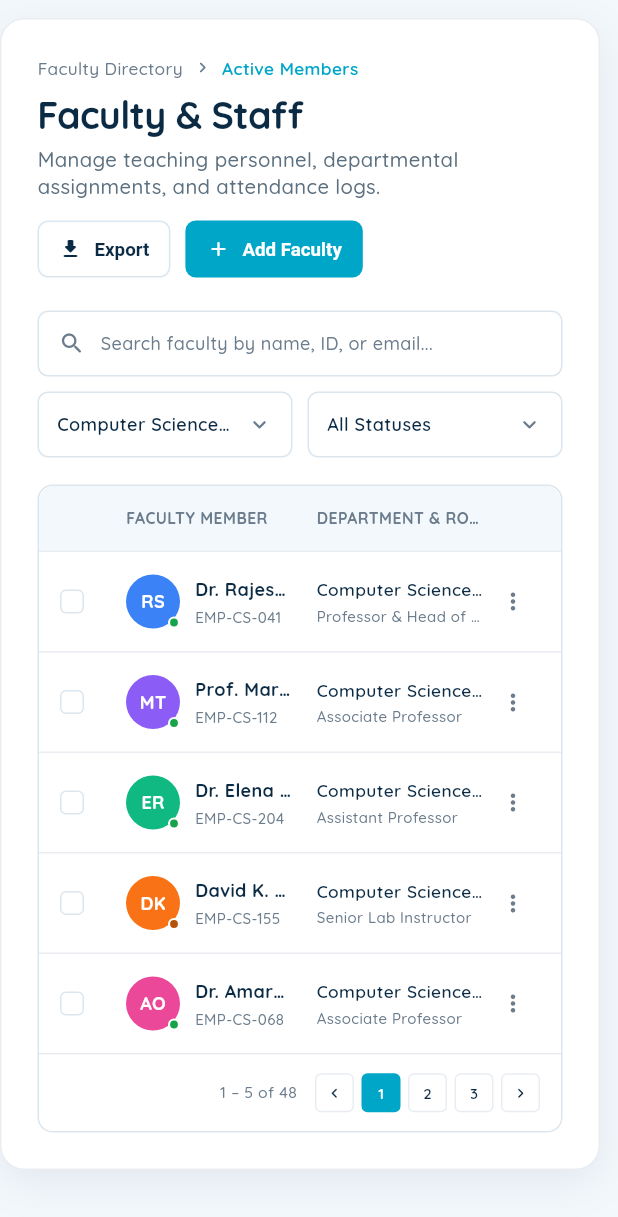
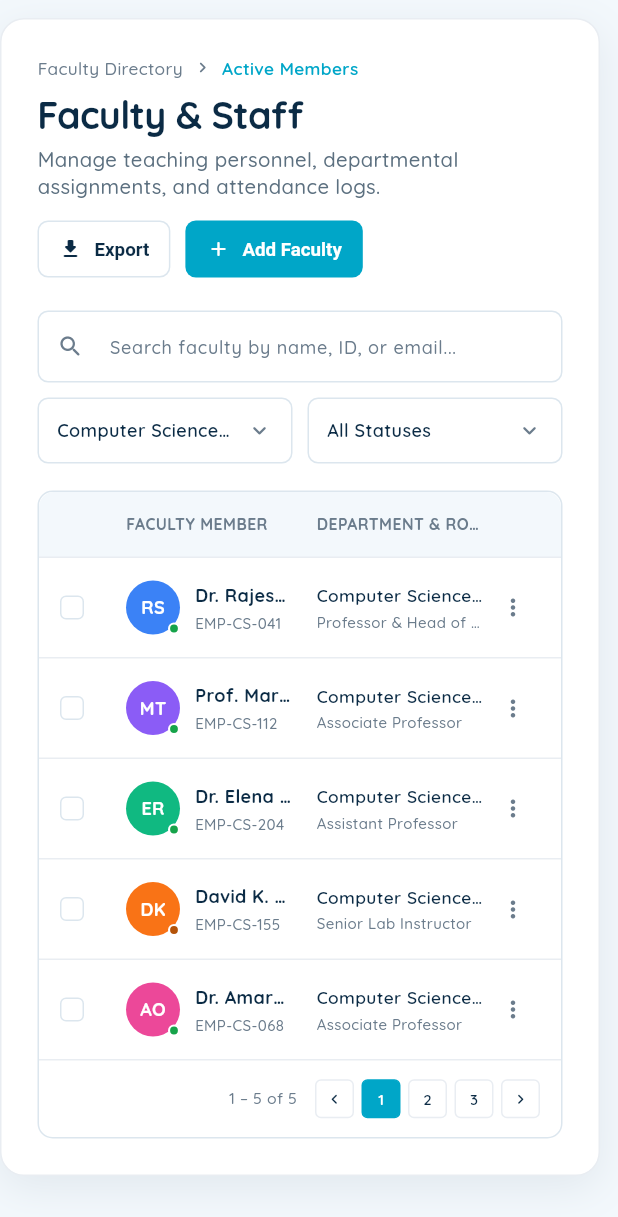
Before and after one commit to Preetham-Prasad-S/attendance_system_admin_v0.2, a Flutter app: the screen it shows once a user with an empty profile is signed in, on a phone screen of 412 x 824 dp. Shown: the top 1217 px of the screen. Run offline on Flutter 3.47's test engine with Material 3 defaults, Android fonts, the phone set to English and light mode, and no system bars; our stand-ins replace flutter_dotenv, flutter_riverpod, fpdart, google_fonts, supabase_flutter; accounts and stored records are empty.

Commit message:
feat(staff): add staff backend layer and implement search functionality
- Add staff data models with serialization (fromJson/toJson)
- Add staff remote data source with Supabase CRUD operations
- Add staff repository interface and implementation
- Add staff entity with model conversion methods
- Add staff use cases (get, getById, create, update, delete)
- Add NoParams class for no-parameter use cases
- Register staff providers in dependency injection
- Implement functional search field in FilterBar
- Add search filtering to FacultyTable with empty state
- Update StaffScreen to manage search state

```diff
--- a/lib/features/staff/presentation/screens/staff_screen.dart
+++ b/lib/features/staff/presentation/screens/staff_screen.dart
@@ -6,11 +6,22 @@ import '../widgets/faculty_table.dart';
 import '../widgets/filter_bar.dart';
 import '../widgets/page_header.dart';
 
-class StaffScreen extends StatelessWidget {
+class StaffScreen extends StatefulWidget {
   const StaffScreen({super.key});
+
+  @override
+  State<StaffScreen> createState() => _StaffScreenState();
+}
+
+class _StaffScreenState extends State<StaffScreen> {
+  String _searchQuery = '';
 
   void _handleAddFaculty(BuildContext context) {
     showAddFacultyDialog(context);
+  }
+
+  void _handleSearchChanged(String query) {
+    setState(() => _searchQuery = query.toLowerCase());
   }
 
   @override
@@ -37,9 +48,9 @@ class StaffScreen extends StatelessWidget {
             children: [
               PageHeader(onAddFaculty: () => _handleAddFaculty(context)),
               const SizedBox(height: 22),
-              const FilterBar(),
+              FilterBar(onSearchChanged: _handleSearchChanged),
               const SizedBox(height: 18),
-              const FacultyTable(),
+              FacultyTable(searchQuery: _searchQuery),
             ],
           ),
         ),
--- a/lib/features/staff/presentation/widgets/faculty_table.dart
+++ b/lib/features/staff/presentation/widgets/faculty_table.dart
@@ -3,10 +3,19 @@ import 'package:flutter/material.dart';
 import '../../../../core/theme/app_colors.dart';
 
 class FacultyTable extends StatelessWidget {
-  const FacultyTable({super.key});
+  const FacultyTable({super.key, this.searchQuery = ''});
+
+  final String searchQuery;
 
   @override
   Widget build(BuildContext context) {
+    final filteredMembers = _members.where((member) {
+      if (searchQuery.isEmpty) return true;
+      return member.name.toLowerCase().contains(searchQuery) ||
+          member.employeeId.toLowerCase().contains(searchQuery) ||
+          member.email.toLowerCase().contains(searchQuery);
+    }).toList();
+
     return LayoutBuilder(
       builder: (context, constraints) {
         final showContact = constraints.maxWidth >= 640;
@@ -22,25 +31,66 @@ class FacultyTable extends StatelessWidget {
             child: Column(
               children: [
                 _TableHeader(showContact: showContact, showStatus: showStatus),
-                for (var index = 0; index < _members.length; index++) ...[
+                for (
+                  var index = 0;
+                  index < filteredMembers.length;
+                  index++
+                ) ...[
                   _FacultyRow(
-                    member: _members[index],
+                    member: filteredMembers[index],
                     showContact: showContact,
                     showStatus: showStatus,
                   ),
-                  if (index < _members.length - 1)
+                  if (index < filteredMembers.length - 1)
                     const Divider(
                       height: 1,
                       thickness: 1,
                       color: AppColors.divider,
                     ),
                 ],
-                const _TablePagination(),
+                if (filteredMembers.isEmpty) const _EmptySearchResult(),
+                _TablePagination(totalRecords: filteredMembers.length),
               ],
             ),
           ),
         );
       },
+    );
+  }
+}
+
+class _EmptySearchResult extends StatelessWidget {
+  const _EmptySearchResult();
+
+  @override
+  Widget build(BuildContext context) {
+    return Container(
+      height: 120,
+      alignment: Alignment.center,
+      child: const Column(
+        mainAxisAlignment: MainAxisAlignment.center,
+        children: [
+          Icon(Icons.search_off_rounded, size: 32, color: AppColors.muted),
+          SizedBox(height: 10),
+          Text(
+            'No faculty found',
+            style: TextStyle(
+              fontSize: 13,
+              fontWeight: FontWeight.w600,
+              color: AppColors.navy,
+            ),
+          ),
+          SizedBox(height: 4),
+          Text(
+            'Try adjusting your search terms',
+            style: TextStyle(
+              fontSize: 11.5,
+              fontWeight: FontWeight.w500,
+              color: AppColors.muted,
+            ),
+          ),
+        ],
+      ),
     );
   }
 }
@@ -428,7 +478,9 @@ class _UserAvatar extends StatelessWidget {
 }
 
 class _TablePagination extends StatelessWidget {
-  const _TablePagination();
+  const _TablePagination({required this.totalRecords});
+
+  final int totalRecords;
 
   @override
   Widget build(BuildContext context) {
@@ -455,9 +507,9 @@ class _TablePagination extends StatelessWidget {
                 const _RowsPerPage(),
               ],
               const Spacer(),
-              const Text(
-                '1 – 5 of 48',
-                style: TextStyle(
+              Text(
+                '1 – $totalRecords of $totalRecords',
+                style: const TextStyle(
                   fontSize: 10.5,
                   fontWeight: FontWeight.w500,
                   color: AppColors.muted,
--- a/lib/features/staff/presentation/widgets/filter_bar.dart
+++ b/lib/features/staff/presentation/widgets/filter_bar.dart
@@ -2,8 +2,23 @@ import 'package:flutter/material.dart';
 
 import '../../../../core/theme/app_colors.dart';
 
-class FilterBar extends StatelessWidget {
-  const FilterBar({super.key});
+class FilterBar extends StatefulWidget {
+  const FilterBar({super.key, this.onSearchChanged});
+
+  final ValueChanged<String>? onSearchChanged;
+
+  @override
+  State<FilterBar> createState() => _FilterBarState();
+}
+
+class _FilterBarState extends State<FilterBar> {
+  final _searchController = TextEditingController();
+
+  @override
+  void dispose() {
+    _searchController.dispose();
+    super.dispose();
+  }
 
   @override
   Widget build(BuildContext context) {
@@ -12,17 +27,20 @@ class FilterBar extends StatelessWidget {
         final compact = constraints.maxWidth < 600;
 
         if (compact) {
-          return const Column(
+          return Column(
             crossAxisAlignment: CrossAxisAlignment.stretch,
             children: [
-              _SearchField(),
-              SizedBox(height: 10),
+              _SearchField(
+                controller: _searchController,
+                onChanged: widget.onSearchChanged,
+              ),
+              const SizedBox(height: 10),
               Row(
                 children: [
                   Expanded(
                     child: _FilterDropdown(label: 'Computer Science & Eng'),
                   ),
-                  SizedBox(width: 10),
+                  const SizedBox(width: 10),
                   Expanded(child: _FilterDropdown(label: 'All Statuses')),
                 ],
               ),
@@ -30,17 +48,22 @@ class FilterBar extends StatelessWidget {
           );
         }
 
-        return const Row(
+        return Row(
           children: [
-            Expanded(child: _SearchField()),
-            SizedBox(width: 10),
+            Expanded(
+              child: _SearchField(
+                controller: _searchController,
+                onChanged: widget.onSearchChanged,
+              ),
+            ),
+            const SizedBox(width: 10),
             SizedBox(
               width: 160,
               child: _FilterDropdown(label: 'Computer Science & Eng'),
             ),
-            SizedBox(width: 10),
+            const SizedBox(width: 10),
             SizedBox(width: 104, child: _FilterDropdown(label: 'All Statuses')),
-            SizedBox(width: 10),
+            const SizedBox(width: 10),
             _TotalRecords(),
           ],
         );
@@ -50,35 +73,73 @@ class FilterBar extends StatelessWidget {
 }
 
 class _SearchField extends StatelessWidget {
-  const _SearchField();
+  const _SearchField({required this.controller, this.onChanged});
+
+  final TextEditingController controller;
+  final ValueChanged<String>? onChanged;
 
   @override
   Widget build(BuildContext context) {
-    return Container(
-      height: 44,
-      padding: const EdgeInsets.symmetric(horizontal: 13),
-      decoration: BoxDecoration(
-        color: AppColors.white,
-        border: Border.all(color: AppColors.border),
-        borderRadius: BorderRadius.circular(7),
+    return TextField(
+      controller: controller,
+      onChanged: onChanged,
+      style: const TextStyle(
+        fontSize: 12,
+        fontWeight: FontWeight.w500,
+        color: AppColors.navy,
       ),
-      child: const Row(
-        children: [
-          Icon(Icons.search_rounded, size: 18, color: AppColors.muted),
-          SizedBox(width: 10),
-          Expanded(
-            child: Text(
-              'Search faculty by name, ID, or email...',
-              maxLines: 1,
-              overflow: TextOverflow.ellipsis,
-              style: TextStyle(
+      decoration: InputDecoration(
+        hintText: 'Search faculty by name, ID, or email...',
+        hintStyle: const TextStyle(
           fontSize: 12,
           fontWeight: FontWeight.w500,
           color: AppColors.muted,
         ),
+        prefixIcon: const Icon(
+          Icons.search_rounded,
+          size: 18,
+          color: AppColors.muted,
         ),
+        prefixIconConstraints: const BoxConstraints(
+          minWidth: 44,
+          minHeight: 44,
         ),
-        ],
+        suffixIcon: controller.text.isNotEmpty
+            ? IconButton(
+                onPressed: () {
+                  controller.clear();
+                  onChanged?.call('');
+                },
+                icon: const Icon(
+                  Icons.close_rounded,
+                  size: 16,
+                  color: AppColors.muted,
+                ),
+                splashRadius: 18,
+              )
+            : null,
+        suffixIconConstraints: const BoxConstraints(
+          minWidth: 44,
+          minHeight: 44,
+        ),
+        filled: true,
+        fillColor: AppColors.white,
+        contentPadding: const EdgeInsets.symmetric(
+          horizontal: 13,
+          vertical: 13,
+        ),
+        border: OutlineInputBorder(
+          borderRadius: BorderRadius.circular(7),
+          borderSide: const BorderSide(color: AppColors.border),
+        ),
+        enabledBorder: OutlineInputBorder(
+          borderRadius: BorderRadius.circular(7),
+          borderSide: const BorderSide(color: AppColors.border),
+        ),
+        focusedBorder: OutlineInputBorder(
+          borderRadius: BorderRadius.circular(7),
+          borderSide: const BorderSide(color: AppColors.primary, width: 1.4),
+        ),
       ),
     );
   }
```
Also changed, not shown: lib/core/dependency_injection.dart (+37 -0 lines), lib/core/usecase/no_params.dart (added, +12 -0 lines), lib/features/staff/data/datasource/staff_remote_data_source.dart (added, +13 -0 lines), lib/features/staff/data/datasource/staff_remote_data_source_impl.dart (added, +76 -0 lines), lib/features/staff/data/models/staff_model.dart (added, +62 -0 lines), lib/features/staff/data/repository/staff_repository_impl.dart (added, +62 -0 lines), lib/features/staff/domain/entity/staff_entity.dart (added, +64 -0 lines), lib/features/staff/domain/repository/staff_repository.dart (added, +16 -0 lines), lib/features/staff/domain/usecases/create_staff_usecase.dart (added, +16 -0 lines), lib/features/staff/domain/usecases/delete_staff_usecase.dart (added, +14 -0 lines), lib/features/staff/domain/usecases/get_staff_by_id_usecase.dart (added, +16 -0 lines), lib/features/staff/domain/usecases/get_staff_usecase.dart (added, +17 -0 lines), lib/features/staff/domain/usecases/update_staff_usecase.dart (added, +16 -0 lines), 1 other file. Lines whose indentation alone changed are shown as unchanged.
